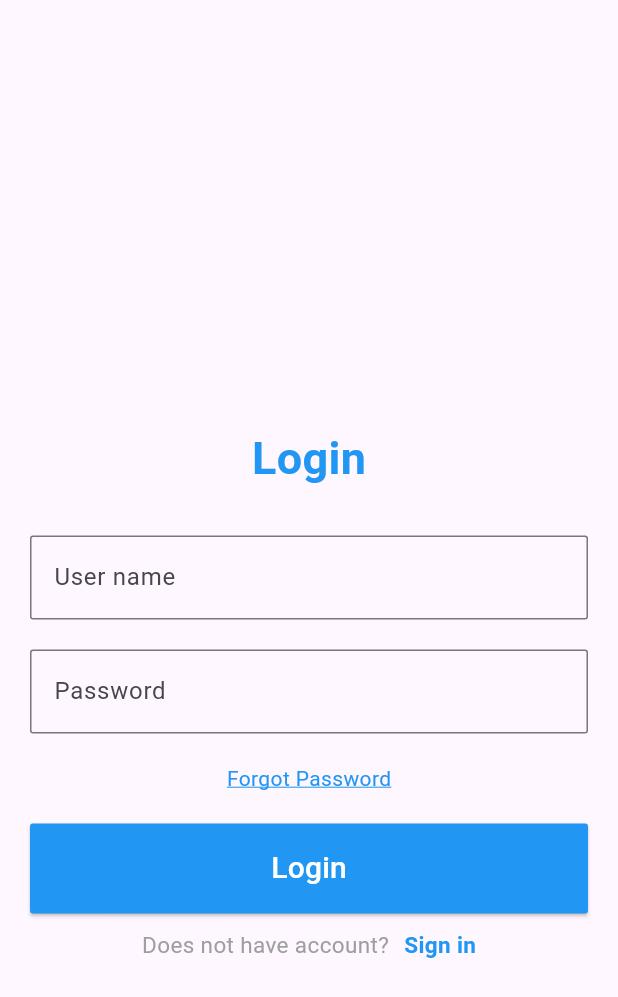
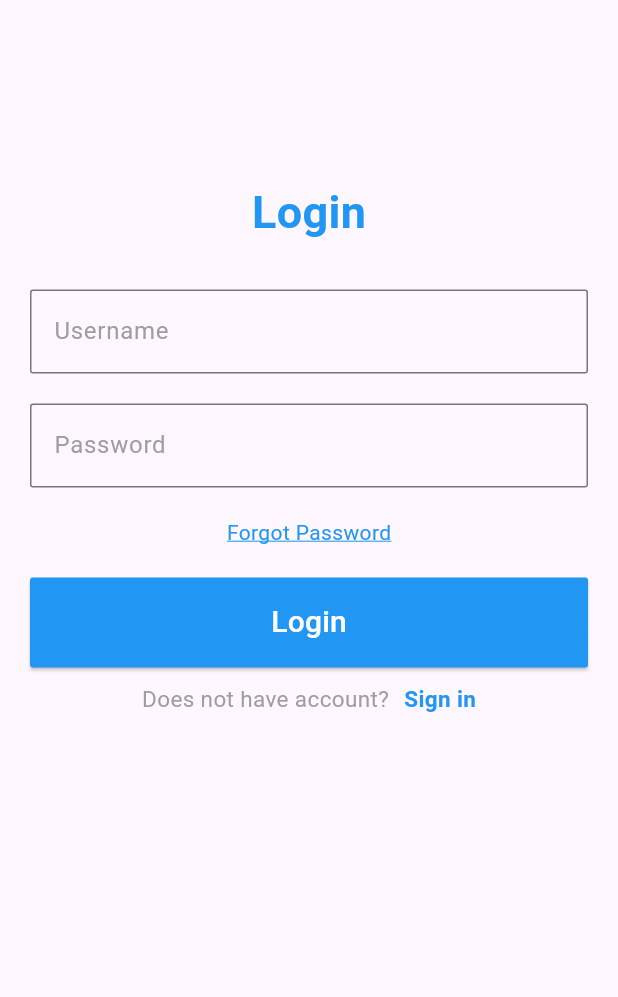
Before and after one commit to TOM-TITO-coder/Mobile_course, a Flutter app: the screen it shows after launch, on a phone screen of 412 x 824 dp. Shown: the top 997 px of the screen. Run offline on Flutter 3.47's test engine with Material 3 defaults, Android fonts, the phone set to English and light mode, and no system bars.

Commit message:
exercise2_v2

```diff
--- a/lib/login_page.dart
+++ b/lib/login_page.dart
@@ -21,8 +21,8 @@ class _LoginPageState extends State<LoginPage> {
       child: Center(
         child: Padding(
           padding: const EdgeInsets.all(20),
-          child: SingleChildScrollView(
-            child: Column(
+          child: ListView(
+            children: [Column(
 
               children: [
                 const SizedBox(
@@ -46,8 +46,10 @@ class _LoginPageState extends State<LoginPage> {
                     border: OutlineInputBorder(
                       borderRadius: BorderRadius.all(Radius.circular(2)),
                     ),
-
-                    hintText: "User name",
+                    labelText: "Username",
+                    labelStyle: TextStyle(
+                      color: Colors.grey
+                    ),
                     focusedBorder: OutlineInputBorder(
                       borderSide: BorderSide(
                         color: Colors.blue,
@@ -68,7 +70,10 @@ class _LoginPageState extends State<LoginPage> {
                       borderRadius: BorderRadius.all(Radius.circular(2)),
                     ),
 
-                    hintText: "Password",
+                    labelText: "Password",
+                    labelStyle: TextStyle(
+                      color: Colors.grey
+                    ),
                     focusedBorder: OutlineInputBorder(
                       borderSide: BorderSide(
                         color: Colors.blue,
@@ -156,7 +161,7 @@ class _LoginPageState extends State<LoginPage> {
                   ],
                 ),
               ],
-            ),
+            ),]
           ),
         ),
       )
```
